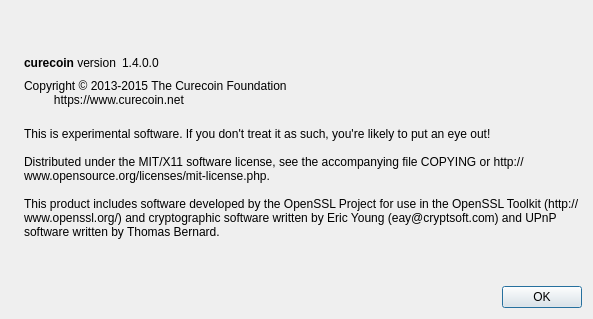
cygnusxi/CurecoinSource, file src/qt/forms/aboutdialog.ui: the form before one commit.
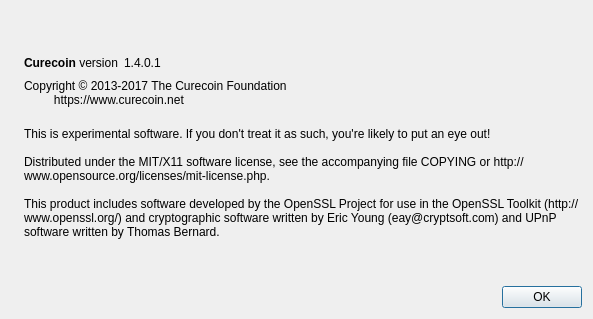
The form after the commit. Icons and pictures are not drawn.

Commit message: Cosmetic improvements. Version bump and version consistancy fixed.

Diff of the .ui file:
```diff
--- a/src/qt/forms/aboutdialog.ui
+++ b/src/qt/forms/aboutdialog.ui
@@ -50,7 +50,7 @@
           <cursorShape>IBeamCursor</cursorShape>
          </property>
          <property name="text">
-          <string>&lt;b&gt;curecoin&lt;/b&gt; version</string>
+          <string>&lt;b&gt;Curecoin&lt;/b&gt; version</string>
          </property>
          <property name="textInteractionFlags">
           <set>Qt::LinksAccessibleByMouse|Qt::TextSelectableByKeyboard|Qt::TextSelectableByMouse</set>
@@ -63,7 +63,7 @@
           <cursorShape>IBeamCursor</cursorShape>
          </property>
          <property name="text">
-          <string notr="true">1.4.0.0</string>
+          <string notr="true">1.4.0.1</string>
          </property>
          <property name="textInteractionFlags">
           <set>Qt::LinksAccessibleByMouse|Qt::TextSelectableByKeyboard|Qt::TextSelectableByMouse</set>
@@ -91,7 +91,7 @@
         <cursorShape>IBeamCursor</cursorShape>
        </property>
        <property name="text">
-        <string>Copyright © 2013-2015 The Curecoin Foundation
+        <string>Copyright © 2013-2017 The Curecoin Foundation
          https://www.curecoin.net</string>
        </property>
        <property name="textInteractionFlags">
```
The commit also changes 7 other files.
